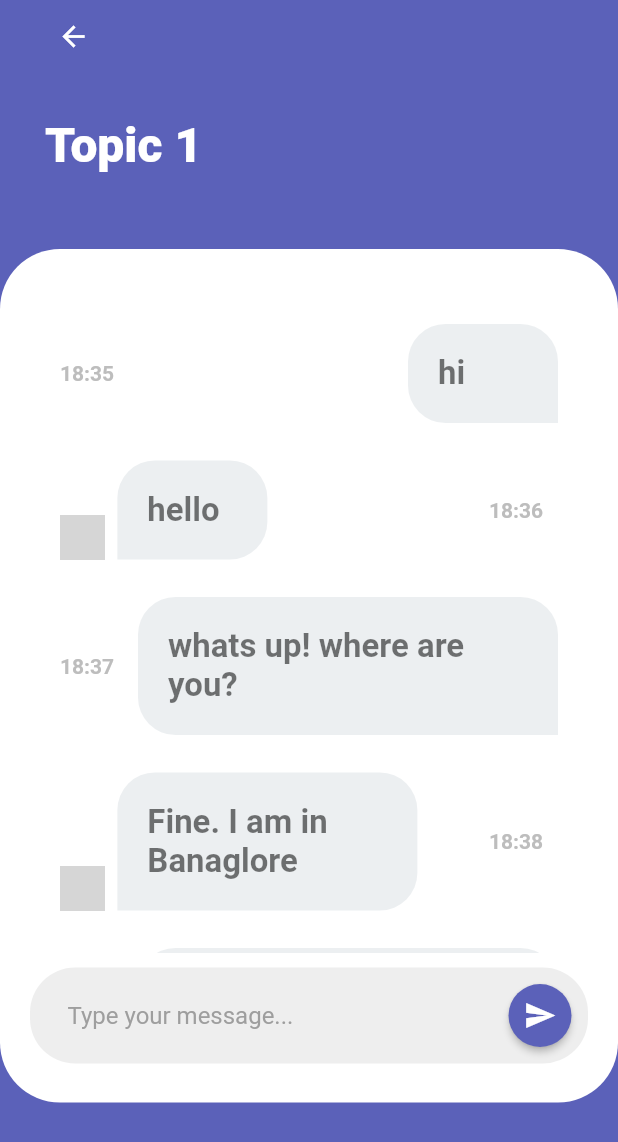
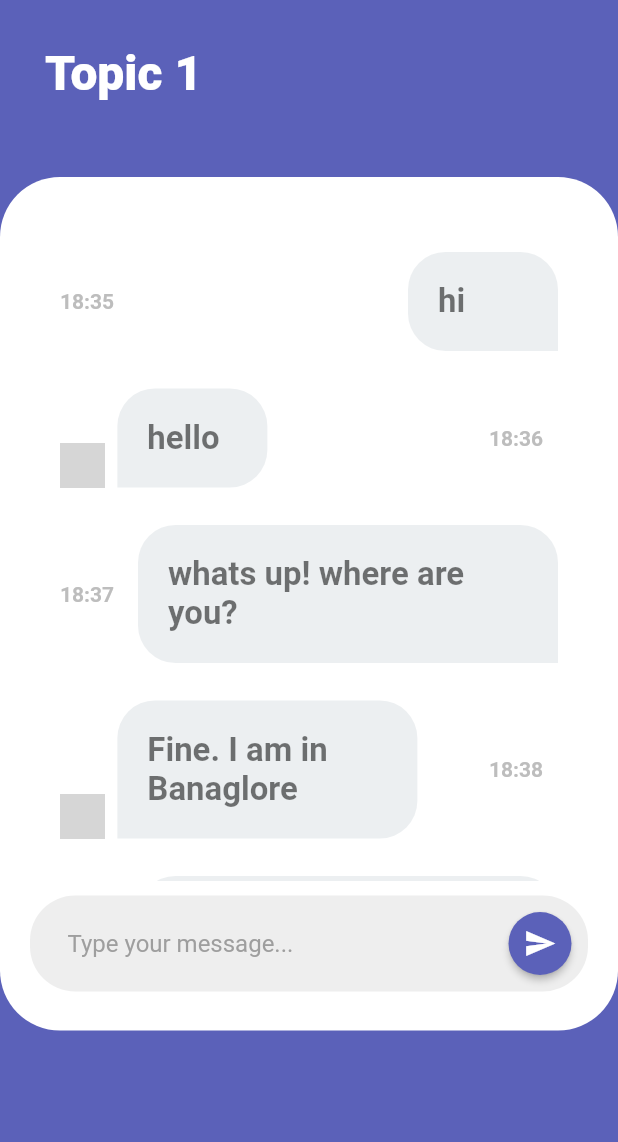
Before and after one commit to TNBruh/Assignment3, a Flutter app: the ChatScreen screen opened directly, on a phone screen of 412 x 824 dp. Shown: the top 1142 px of the screen. Run offline on Flutter 3.47's test engine with Material 2 defaults, Android fonts, the phone set to English and light mode, and no system bars; our stand-ins replace cloud_firestore, firebase_auth, firebase_core, firebase_messaging, get, sizer; accounts and stored records are empty; Roboto replaces fonts that are missing (Poppins, Quicksand); grey boxes are pictures that could not be loaded.

Commit message:
refactor: make import is relative and clean code

```diff
--- a/lib/main.dart
+++ b/lib/main.dart
@@ -1,8 +1,7 @@
-import 'package:assignment3/screens/topic_screen/screen_topic.dart';
-import 'package:assignment3/screens/widget/color_pallete.dart';
+import 'screens/topic_screen/screen_topic.dart';
+import 'screens/widget/color_pallete.dart';
 import 'package:flutter/material.dart';
 import 'dart:developer';
-import 'package:assignment3/screens/topic_screen/home.dart';
 import 'package:assignment3/miscs/init.misc.dart';
 import 'package:sizer/sizer.dart';
 import 'package:get/get.dart';
--- a/lib/screens/chat_screen/chat.dart
+++ b/lib/screens/chat_screen/chat.dart
@@ -7,11 +7,10 @@ import 'package:sizer/sizer.dart';
 class ChatScreen extends StatelessWidget {
   @override
   Widget build(BuildContext context) {
-    // TODO: implement build
     return Scaffold(
       backgroundColor: Color(0xff5b61b9),
       body: ListView(
-        children: [customAppBar(context), header(), chatArea(context)],
+        children: [header(), chatArea(context)],
       ),
     );
   }
@@ -83,20 +82,6 @@ class ChatScreen extends StatelessWidget {
             color: Colors.white,
             fontWeight: FontWeight.w900,
           ),
-        ],
-      ),
-    );
-  }
-
-  Padding customAppBar(BuildContext context) {
-    return Padding(
-      padding: EdgeInsets.symmetric(horizontal: 5),
-      child: Row(
-        mainAxisAlignment: MainAxisAlignment.spaceBetween,
-        children: [
-          FlatButton(
-              child: Icon(Icons.arrow_back, size: 22.0, color: Colors.white),
-              onPressed: () => {Navigator.pop(context)}),
         ],
       ),
     );
--- a/lib/screens/chat_screen/screen_chat.dart
+++ b/lib/screens/chat_screen/screen_chat.dart
@@ -1,5 +1,3 @@
-import 'package:assignment3/screens/topic_screen/component_avatar.dart';
-
 import '../widget/color_pallete.dart';
 import '../widget/text.dart';
 import '../constant.dart';
--- a/lib/screens/topic_screen/screen_topic.dart
+++ b/lib/screens/topic_screen/screen_topic.dart
@@ -5,8 +5,6 @@ import 'package:assignment3/screens/constant.dart';
 import 'package:flutter/material.dart';
 import 'package:get/get.dart';
 import 'package:sizer/sizer.dart';
-
-import 'component_avatar.dart';
 
 class TopicScreen extends StatelessWidget {
   const TopicScreen({Key? key}) : super(key: key);
```
